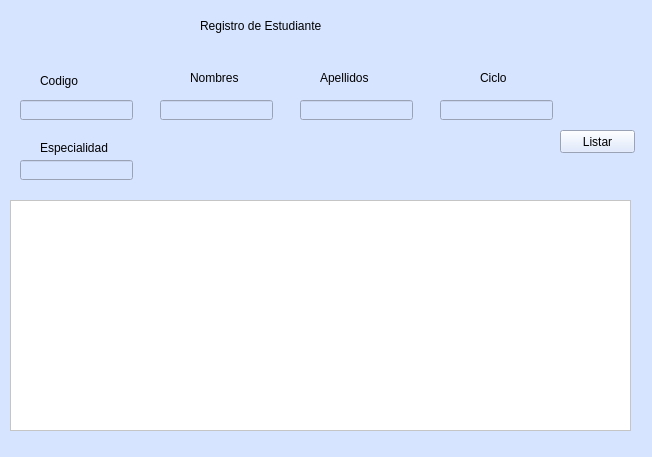
The window that UI/ventanaEstudiante.ui (KevinValdezVargas/expert-broccoli) describes before a commit, drawn with Qt 5.
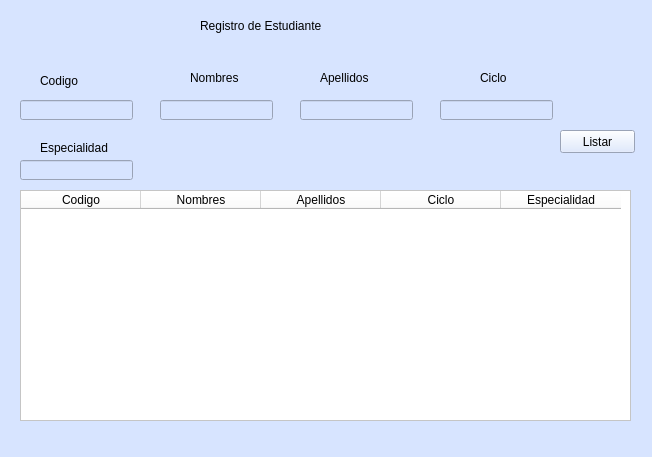
The same window after the commit.

Patch:
```diff
--- a/UI/ventanaEstudiante.ui
+++ b/UI/ventanaEstudiante.ui
@@ -172,15 +172,61 @@
    <widget class="QTableWidget" name="tblEstudiante">
     <property name="geometry">
      <rect>
-      <x>10</x>
-      <y>200</y>
-      <width>621</width>
+      <x>20</x>
+      <y>190</y>
+      <width>611</width>
       <height>231</height>
      </rect>
     </property>
     <property name="styleSheet">
      <string notr="true">background-color: rgb(255, 255, 255);</string>
     </property>
+    <property name="autoScroll">
+     <bool>true</bool>
+    </property>
+    <property name="tabKeyNavigation">
+     <bool>true</bool>
+    </property>
+    <property name="showDropIndicator" stdset="0">
+     <bool>true</bool>
+    </property>
+    <property name="showGrid">
+     <bool>true</bool>
+    </property>
+    <property name="wordWrap">
+     <bool>true</bool>
+    </property>
+    <property name="cornerButtonEnabled">
+     <bool>true</bool>
+    </property>
+    <attribute name="horizontalHeaderDefaultSectionSize">
+     <number>120</number>
+    </attribute>
+    <column>
+     <property name="text">
+      <string>Codigo</string>
+     </property>
+    </column>
+    <column>
+     <property name="text">
+      <string>Nombres</string>
+     </property>
+    </column>
+    <column>
+     <property name="text">
+      <string>Apellidos</string>
+     </property>
+    </column>
+    <column>
+     <property name="text">
+      <string>Ciclo</string>
+     </property>
+    </column>
+    <column>
+     <property name="text">
+      <string>Especialidad</string>
+     </property>
+    </column>
    </widget>
    <widget class="QPushButton" name="btnListar">
     <property name="geometry">
```
